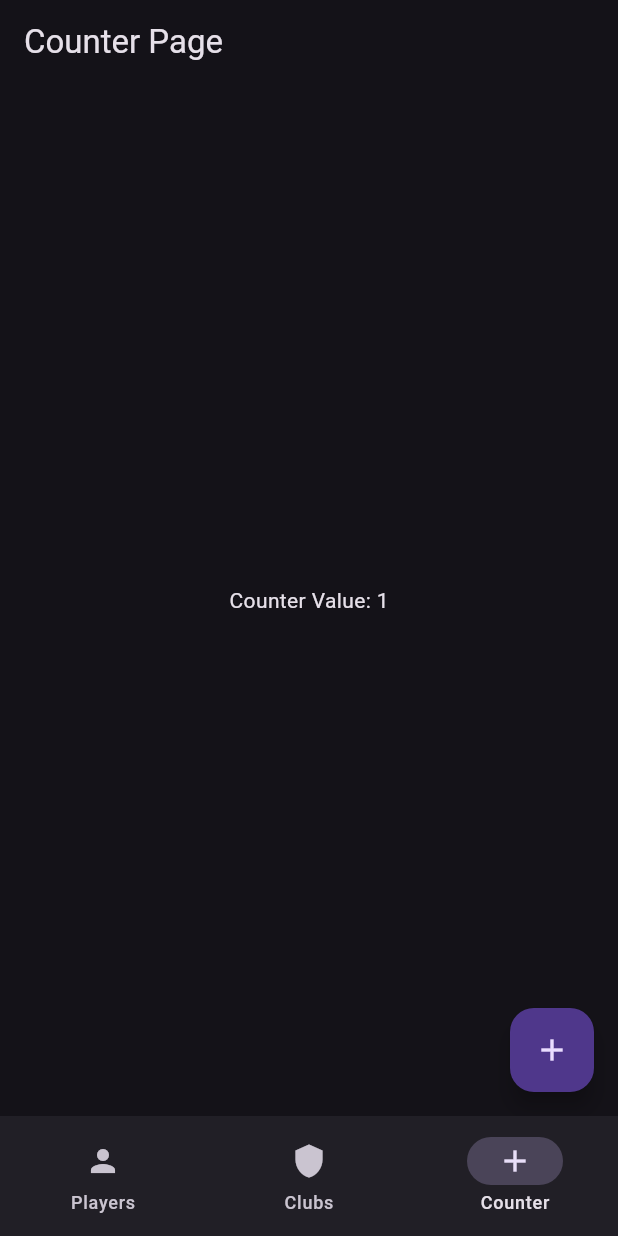
After one commit to nixuiui/flutter_batch_9, a Flutter app: the screen it shows after launch, item 3 of the bottom bar chosen, after a tap on the "add" icon, on a phone screen of 412 x 824 dp. The commit adds this screen. Run offline on Flutter 3.47's test engine with Material 3 defaults, Android fonts, the phone set to English and light mode, and no system bars; our stand-ins replace flutter_bloc.

Commit message:
feat: counter state mangement

```diff
--- a/lib/main.dart
+++ b/lib/main.dart
@@ -1,7 +1,7 @@
 import 'package:flutter/material.dart';
 import 'package:flutter_batch_9/pages/day_5/football_player_detail_page.dart';
 import 'package:flutter_batch_9/pages/day_5/football_players_page.dart';
-import 'package:flutter_batch_9/pages/day_5/main_page.dart';
+import 'package:flutter_batch_9/pages/day_6/main_page.dart';
 
 void main() {
   runApp(const MyApp());
--- /dev/null
+++ b/lib/pages/day_6/bloc/counter_cubit.dart
@@ -0,0 +1,8 @@
+import 'package:flutter_bloc/flutter_bloc.dart';
+
+class CounterCubit extends Cubit<int> {
+  CounterCubit() : super(0);
+
+  void increment() => emit(state + 1);
+  void decrement() => emit(state - 1);
+}
--- /dev/null
+++ b/lib/pages/day_6/counter_page.dart
@@ -0,0 +1,47 @@
+import 'package:flutter/material.dart';
+import 'package:flutter_batch_9/pages/day_6/bloc/counter_cubit.dart';
+import 'package:flutter_bloc/flutter_bloc.dart';
+
+class CounterPage extends StatefulWidget {
+  const CounterPage({super.key});
+
+  @override
+  State<CounterPage> createState() => _CounterPageState();
+}
+
+class _CounterPageState extends State<CounterPage> {
+
+  final counterCubit = CounterCubit();
+
+  @override
+  Widget build(BuildContext context) {
+    return BlocListener<CounterCubit, int>(
+      bloc: counterCubit,
+      listener: (context, state) {
+        if(state % 5 != 0) return;
+        SnackBar snackBar = SnackBar(
+          content: Text('Counter Value: $state'),
+          duration: const Duration(milliseconds: 300),
+        );
+        ScaffoldMessenger.of(context).showSnackBar(snackBar);
+      },
+      child: Scaffold(
+        appBar: AppBar(
+          title: const Text('Counter Page'),
+        ),
+        body: BlocBuilder<CounterCubit, int>(
+          bloc: counterCubit,
+          builder: (context, state) {
+            return Center(
+              child: Text('Counter Value: $state'),
+            );
+          }
+        ),
+        floatingActionButton: FloatingActionButton(
+          onPressed: counterCubit.increment,
+          child: const Icon(Icons.add),
+        ),
+      ),
+    );
+  }
+}
--- a/lib/pages/day_5/main_page.dart
+++ b/lib/pages/day_6/main_page.dart
@@ -1,6 +1,7 @@
 import 'package:flutter/material.dart';
 import 'package:flutter_batch_9/pages/day_5/football_clubs_page.dart';
 import 'package:flutter_batch_9/pages/day_5/football_players_page.dart';
+import 'package:flutter_batch_9/pages/day_6/counter_page.dart';
 
 class MainPage extends StatefulWidget {
   const MainPage({super.key});
@@ -19,6 +20,7 @@ class _MainPageState extends State<MainPage> {
       body: [
         FootballPlayersPage(),
         FootballClubsPage(),
+        CounterPage(),
       ][index],
       bottomNavigationBar: NavigationBar(
         selectedIndex: index,
@@ -36,6 +38,10 @@ class _MainPageState extends State<MainPage> {
             icon: Icon(Icons.shield),
             label: 'Clubs'
           ),
+          NavigationDestination(
+            icon: Icon(Icons.add),
+            label: 'Counter'
+          ),
         ],
       ),
     );
--- a/pubspec.yaml
+++ b/pubspec.yaml
@@ -34,6 +34,8 @@ dependencies:
   # The following adds the Cupertino Icons font to your application.
   # Use with the CupertinoIcons class for iOS style icons.
   cupertino_icons: ^1.0.8
+  flutter_bloc: ^9.1.1
+  equatable: ^2.0.7
 
 dev_dependencies:
   flutter_test:
```
Also changed, not shown: pubspec.lock.
